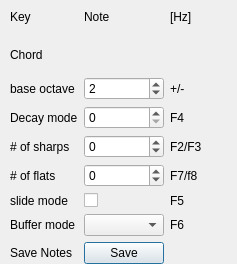
First picture: the form in OceanGUI/keyboad_dialog.ui, repository uglasmeyer/ocean, before the edit.
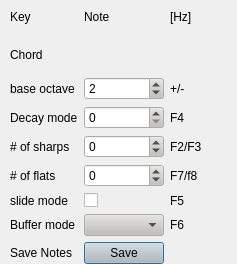
Second picture: the form after the edit.

Patch:
```diff
--- a/OceanGUI/keyboad_dialog.ui
+++ b/OceanGUI/keyboad_dialog.ui
@@ -10,6 +10,52 @@
     <height>264</height>
    </rect>
   </property>
+  <property name="palette">
+   <palette>
+    <active>
+     <colorrole role="Button">
+      <brush brushstyle="SolidPattern">
+       <color alpha="255">
+        <red>98</red>
+        <green>160</green>
+        <blue>234</blue>
+       </color>
+      </brush>
+     </colorrole>
+     <colorrole role="Window">
+      <brush brushstyle="SolidPattern">
+       <color alpha="255">
+        <red>153</red>
+        <green>193</green>
+        <blue>241</blue>
+       </color>
+      </brush>
+     </colorrole>
+    </active>
+    <inactive>
+     <colorrole role="Button">
+      <brush brushstyle="SolidPattern">
+       <color alpha="255">
+        <red>192</red>
+        <green>191</green>
+        <blue>188</blue>
+       </color>
+      </brush>
+     </colorrole>
+    </inactive>
+    <disabled>
+     <colorrole role="Button">
+      <brush brushstyle="SolidPattern">
+       <color alpha="255">
+        <red>192</red>
+        <green>191</green>
+        <blue>188</blue>
+       </color>
+      </brush>
+     </colorrole>
+    </disabled>
+   </palette>
+  </property>
   <property name="windowTitle">
    <string>Keyboard</string>
   </property>
@@ -74,7 +120,7 @@
        <bool>true</bool>
       </property>
       <property name="maximum">
-       <number>3</number>
+       <number>10</number>
       </property>
      </widget>
     </item>
@@ -147,10 +193,10 @@
        <bool>true</bool>
       </property>
       <property name="minimum">
-       <number>1</number>
+       <number>0</number>
       </property>
       <property name="maximum">
-       <number>3</number>
+       <number>10</number>
       </property>
       <property name="value">
        <number>2</number>
@@ -163,7 +209,7 @@
        <bool>true</bool>
       </property>
       <property name="maximum">
-       <number>3</number>
+       <number>10</number>
       </property>
      </widget>
     </item>
```
